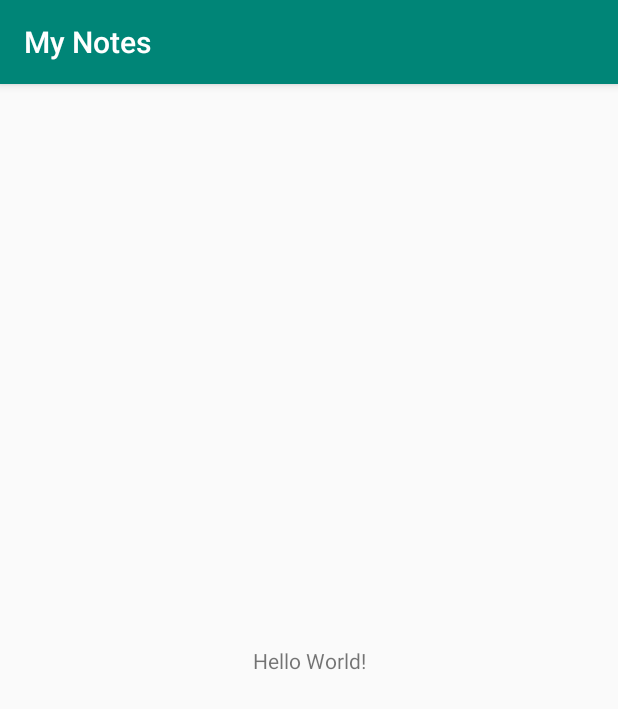
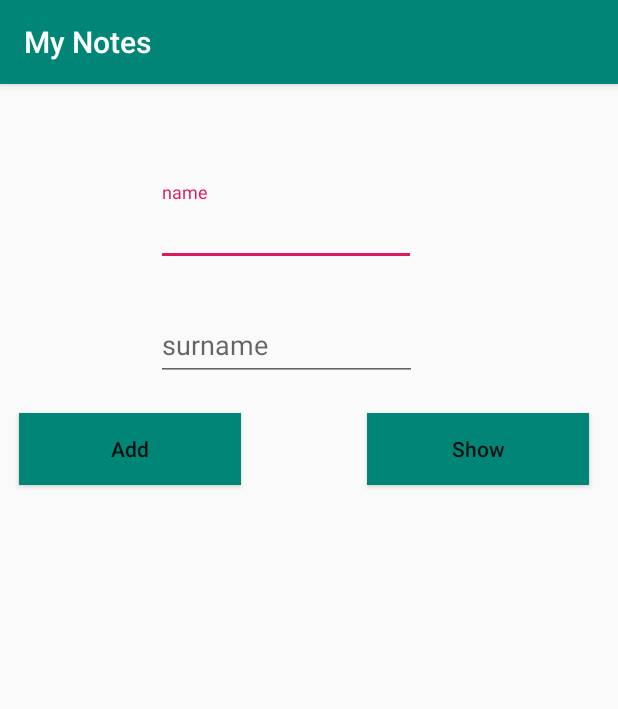
Before and after one commit to mortystrk/coursework, an Android app: the screen it shows after launch (MainActivity), on a phone screen of 412 x 824 dp. Shown: the top 709 px of the screen. Run offline under Robolectric (Android 15) with nearby library versions, the phone set to English and light mode, and no system bars.

Commit message:
Database work testing

```diff
--- a/app/build.gradle
+++ b/app/build.gradle
@@ -30,4 +30,5 @@ dependencies {
     testImplementation 'junit:junit:4.12'
     androidTestImplementation 'com.android.support.test:runner:1.0.2'
     androidTestImplementation 'com.android.support.test.espresso:espresso-core:3.0.2'
+    implementation 'com.android.support:design:28.0.0'
 }
--- /dev/null
+++ b/app/src/main/java/mrtsk/by/mynotes/database/DatabaseHelper.kt
@@ -0,0 +1,27 @@
+package mrtsk.by.mynotes.database
+
+import android.content.Context
+import android.database.sqlite.SQLiteDatabase
+import android.database.sqlite.SQLiteOpenHelper
+import mrtsk.by.mynotes.database.DatabaseConstants.Companion.SQL_CREATE_ENTRIES
+import mrtsk.by.mynotes.database.DatabaseConstants.Companion.SQL_DELETE_ENTRIES
+
+class DatabaseHelper(context: Context) : SQLiteOpenHelper(context, DATABASE_NAME, null, DATABASE_VERSION) {
+    override fun onCreate(db: SQLiteDatabase) {
+        db.execSQL(SQL_CREATE_ENTRIES)
+    }
+    override fun onUpgrade(db: SQLiteDatabase, oldVersion: Int, newVersion: Int) {
+        // This database is only a cache for online data, so its upgrade policy is
+        // to simply to discard the data and start over
+        db.execSQL(SQL_DELETE_ENTRIES)
+        onCreate(db)
+    }
+    override fun onDowngrade(db: SQLiteDatabase, oldVersion: Int, newVersion: Int) {
+        onUpgrade(db, oldVersion, newVersion)
+    }
+    companion object {
+        // If you change the database schema, you must increment the database version.
+        const val DATABASE_VERSION = 1
+        const val DATABASE_NAME = "FeedReader.db"
+    }
+}
--- a/app/src/main/res/layout/activity_main.xml
+++ b/app/src/main/res/layout/activity_main.xml
@@ -1,19 +1,47 @@
 <?xml version="1.0" encoding="utf-8"?>
-<android.support.constraint.ConstraintLayout
+<RelativeLayout
         xmlns:android="http://schemas.android.com/apk/res/android"
         xmlns:tools="http://schemas.android.com/tools"
         xmlns:app="http://schemas.android.com/apk/res-auto"
         android:layout_width="match_parent"
         android:layout_height="match_parent"
+        android:id="@+id/main_layout"
         tools:context=".MainActivity">
 
-    <TextView
-            android:layout_width="wrap_content"
-            android:layout_height="wrap_content"
-            android:text="Hello World!"
-            app:layout_constraintBottom_toBottomOf="parent"
-            app:layout_constraintLeft_toLeftOf="parent"
-            app:layout_constraintRight_toRightOf="parent"
-            app:layout_constraintTop_toTopOf="parent"/>
 
-</android.support.constraint.ConstraintLayout>
+    <android.support.design.widget.TextInputLayout
+            android:id="@+id/t"
+            android:layout_width="170dp"
+            android:layout_height="wrap_content" android:layout_alignParentStart="true"
+            android:layout_marginStart="104dp" android:layout_alignParentTop="true" android:layout_marginTop="65dp">
+
+        <android.support.design.widget.TextInputEditText
+                android:layout_width="173dp"
+                android:layout_height="wrap_content"
+                android:hint="name" android:id="@+id/tiet_name"/>
+    </android.support.design.widget.TextInputLayout>
+    <android.support.design.widget.TextInputLayout
+            android:layout_width="174dp"
+            android:layout_height="wrap_content" android:layout_alignParentTop="true" android:layout_marginTop="142dp"
+            android:layout_alignStart="@+id/t">
+
+        <android.support.design.widget.TextInputEditText
+                android:layout_width="match_parent"
+                android:layout_height="wrap_content"
+                android:hint="surname" android:id="@+id/tiet_surname"/>
+    </android.support.design.widget.TextInputLayout>
+    <Button
+            android:text="Add"
+            android:textAllCaps="false"
+            android:layout_width="148dp"
+            android:layout_height="wrap_content" android:layout_alignParentTop="true" android:id="@+id/b_add_entry"
+            android:layout_marginTop="219dp" android:layout_alignStart="@+id/t"
+            android:background="@color/colorPrimary" android:layout_marginStart="-91dp"/>
+    <Button
+            android:text="Show"
+            android:textAllCaps="false"
+            android:layout_width="148dp"
+            android:layout_height="wrap_content" android:layout_alignParentEnd="true" android:layout_marginEnd="19dp"
+            android:layout_alignTop="@+id/b_add_entry" android:id="@+id/b_show_last_entry"
+            android:layout_marginTop="0dp" android:background="@color/colorPrimary"/>
+</RelativeLayout>
```
Also changed, not shown: app/src/main/java/mrtsk/by/mynotes/MainActivity.kt (+91 -0 lines), app/src/main/java/mrtsk/by/mynotes/database/DataContract.kt (added, +12 -0 lines), app/src/main/java/mrtsk/by/mynotes/database/DatabaseConstants.kt (added, +15 -0 lines).
